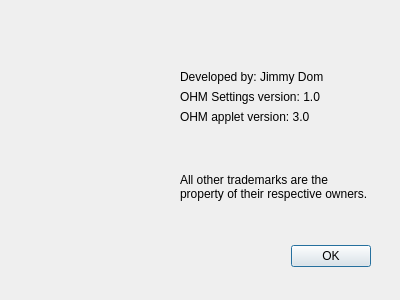
Old version of the form Settings/aboutwindow.ui in the repository jimmyd-be/Hardware-Monitor-Applet.
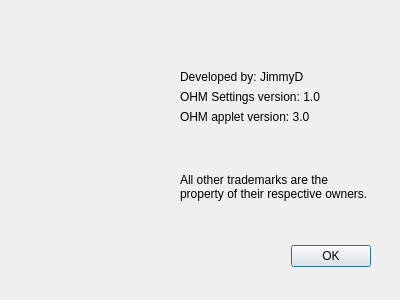
New version of the form.

Commit message: Added layout to all documents.

Patch:
```diff
--- a/Settings/aboutwindow.ui
+++ b/Settings/aboutwindow.ui
@@ -29,7 +29,7 @@
     <set>QDialogButtonBox::Ok</set>
    </property>
   </widget>
-  <widget class="QWidget" name="">
+  <widget class="QWidget" name="layoutWidget">
    <property name="geometry">
     <rect>
      <x>180</x>
@@ -42,7 +42,7 @@
     <item>
      <widget class="QLabel" name="label">
       <property name="text">
-       <string>Developed by: Jimmy Dom</string>
+       <string>Developed by: JimmyD</string>
       </property>
      </widget>
     </item>
```
The commit also changes 14 other files.
